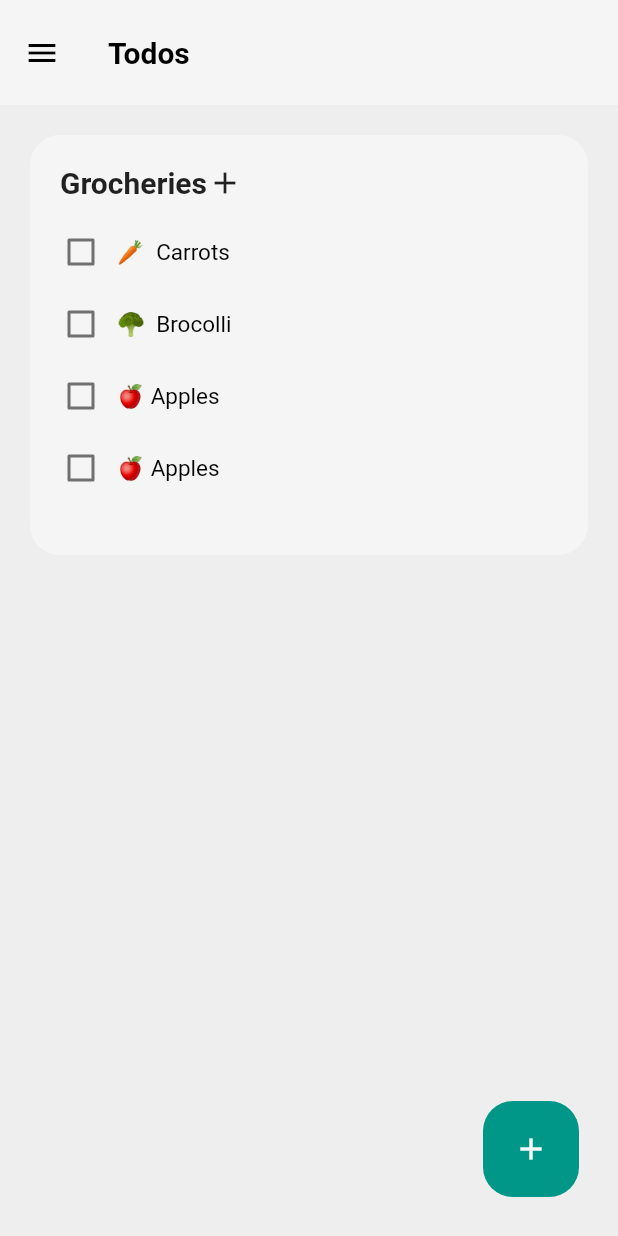
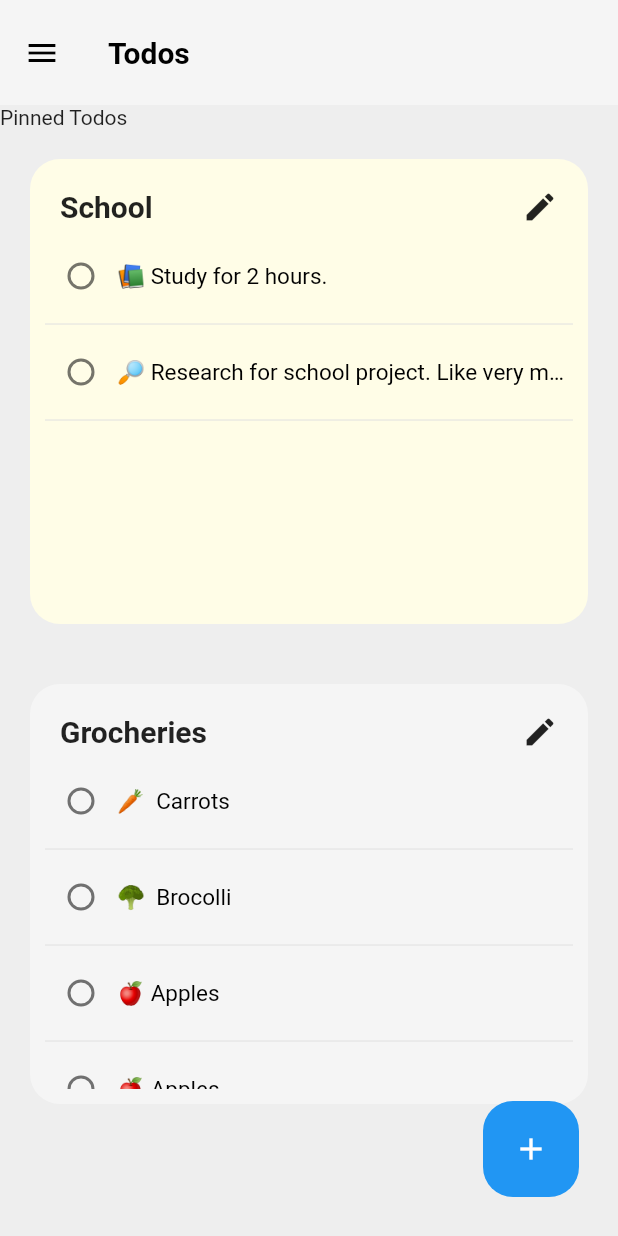
Before and after one commit to Alt-Developers/Todos, a Flutter app: the screen it shows after launch, on a phone screen of 412 x 824 dp. Run offline on Flutter 3.47's test engine with Material 2 defaults, Android fonts, the phone set to English and light mode, and no system bars; drawn by our look-alikes of card_swiper; our stand-ins replace flutter_slidable, vibration.

Commit message:
Todos | v1 Development 19/4/2022

```diff
--- a/lib/main.dart
+++ b/lib/main.dart
@@ -2,8 +2,11 @@
 import 'package:flutter/material.dart';
 import "./widgets/TodoList.dart";
 import "./widgets/NewTodo.dart";
+import 'package:card_swiper/card_swiper.dart';
 
 void main() => runApp(MyApp());
+
+final ThemeData theme = ThemeData();
 
 class MyApp extends StatelessWidget {
   const MyApp({Key? key}) : super(key: key);
@@ -12,6 +15,16 @@ class MyApp extends StatelessWidget {
   Widget build(BuildContext context) {
     return MaterialApp(
       title: 'Todo App',
+      theme: ThemeData.from(
+        colorScheme: const ColorScheme.light(),
+      ).copyWith(
+        colorScheme: theme.colorScheme.copyWith(secondary: Colors.blue),
+        pageTransitionsTheme: const PageTransitionsTheme(
+          builders: <TargetPlatform, PageTransitionsBuilder>{
+            TargetPlatform.android: ZoomPageTransitionsBuilder(),
+          },
+        ),
+      ),
       home: MyHomePage(),
     );
   }
@@ -24,6 +37,32 @@ class MyHomePage extends StatelessWidget {
     {"name": "🥦  Brocolli"},
     {"name": "🍎 Apples"},
     {"name": "🍎 Apples"},
+  ];
+  final _pinnedTodos = [
+    {
+      "listName": "School",
+      "color": Colors.yellow[50],
+      "listItems": [
+        {"name": "📚 Study for 2 hours."},
+        {"name": "🔎 Research for school project. Like very much"},
+      ],
+    },
+    {
+      "listName": "Grocheries",
+      "color": Colors.blue[50],
+      "listItems": [
+        {"name": "🥕  Carrots"},
+        {"name": "🥦  Brocolli"},
+        {"name": "🍎 Apples"},
+        {"name": "🍎 Apples"},
+        {"name": "🍊 Oranges"},
+        {"name": "🥕  Carrots"},
+        {"name": "🥦  Brocolli"},
+        {"name": "🍎 Apples"},
+        {"name": "🍎 Apples"},
+        {"name": "🍊 Oranges"},
+      ],
+    }
   ];
 
   void _addNewTodo(BuildContext context) {
@@ -66,7 +105,30 @@ class MyHomePage extends StatelessWidget {
         child: Column(
           crossAxisAlignment: CrossAxisAlignment.start,
           children: <Widget>[
-            TodoList(todos: _todos, listName: "Grocheries",),
+            Text("Pinned Todos"),
+            SizedBox(
+              height: 350,
+              width: 800,
+              child: Swiper(
+                itemBuilder: (BuildContext context, int index) {
+                  return TodoList(
+                    todos: _pinnedTodos[index]["listItems"] as List,
+                    listName: _pinnedTodos[index]["listName"] as String,
+                    color: _pinnedTodos[index]["color"] as Color,
+                  );
+                },
+                itemCount: _pinnedTodos.length,
+                itemWidth: 700,
+                itemHeight: 300,
+                // pagination: SwiperPagination(),
+                // viewportFraction: 0.95,
+                loop: false,
+              ),
+            ),
+            TodoList(
+              todos: _todos,
+              listName: "Grocheries",
+            ),
           ],
         ),
       ),
@@ -76,7 +138,9 @@ class MyHomePage extends StatelessWidget {
           margin: EdgeInsets.all(10),
           child: Container(
             decoration: BoxDecoration(
-                color: Colors.teal, borderRadius: BorderRadius.circular(20)),
+              color: Colors.blue,
+              borderRadius: BorderRadius.circular(20),
+            ),
             padding: EdgeInsets.all(20),
             child: Icon(Icons.add, color: Colors.white),
           ),
--- a/lib/widgets/Todo.dart
+++ b/lib/widgets/Todo.dart
@@ -1,4 +1,6 @@
 import "package:flutter/material.dart";
+import 'package:vibration/vibration.dart';
+import 'package:flutter_slidable/flutter_slidable.dart';
 
 class Todo extends StatefulWidget {
   final String todoText;
@@ -12,6 +14,15 @@ class _TodoState extends State<Todo> {
   bool isChecked = false;
 
   @override
+  void initState() {
+    super.initState();
+  }
+
+  void doNothing(BuildContext context) {
+    return;
+  }
+
+  @override
   Widget build(BuildContext context) {
     return SizedBox(
       width: double.infinity,
@@ -20,19 +31,54 @@ class _TodoState extends State<Todo> {
         crossAxisAlignment: CrossAxisAlignment.center,
         children: [
           Checkbox(
+            checkColor: Colors.white,
+            shape: const CircleBorder(),
+            activeColor: Colors.blue,
             value: isChecked,
+            hoverColor: Colors.indigo,
             onChanged: (value) {
               setState(() {
                 isChecked = value as bool;
+                Vibration.vibrate(amplitude: 30, duration: 50);
               });
             },
           ),
-          Text(
-            widget.todoText,
-            style: TextStyle(color: Colors.black, fontSize: 15),
+          // Slidable(
+          //   // Specify a key if the Slidable is dismissible.
+          //   key: const ValueKey(0),
+
+          //   // The end action pane is the one at the right or the bottom side.
+          //   endActionPane: ActionPane(
+          //     motion: ScrollMotion(),
+          //     children: [
+          //       SlidableAction(
+          //         // An action can be bigger than the others.
+          //         flex: 2,
+          //         onPressed: doNothing,
+          //         backgroundColor: Color(0xFF7BC043),
+          //         foregroundColor: Colors.white,
+          //         icon: Icons.archive,
+          //         label: 'Archive',
+          //       ),
+          //     ],
+          //   ),
+
+          //   // The child of the Slidable is what the user sees when the
+          //   // component is not dragged.
+          //   child: const ListTile(title: Text('Slide me')),
+          // ),
+          Expanded(
+            child: Text(
+              widget.todoText,
+              maxLines: 1,
+              overflow: TextOverflow.ellipsis,
+              style: const TextStyle(color: Colors.black, fontSize: 15),
+            ),
           ),
         ],
       ),
     );
   }
 }
+
+void doNothing(BuildContext context) {}
--- a/lib/widgets/TodoList.dart
+++ b/lib/widgets/TodoList.dart
@@ -1,11 +1,14 @@
 import "package:flutter/material.dart";
+import 'package:todos/pages/TodoPage.dart';
+// import "NewTodo.dart";
 import "./Todo.dart";
 
 class TodoList extends StatelessWidget {
   final List todos;
   final String listName;
+  final Color? color;
 
-  const TodoList({Key? key, required this.todos, required this.listName})
+  TodoList({Key? key, required this.todos, required this.listName, this.color})
       : super(key: key);
 
   @override
@@ -14,8 +17,10 @@ class TodoList extends StatelessWidget {
       height: todos.length >= 10 ? 300 : todos.length * 70,
       margin: const EdgeInsets.all(20),
       padding: const EdgeInsets.all(10),
+      width: 800,
       decoration: BoxDecoration(
-          borderRadius: BorderRadius.circular(20), color: Colors.grey[100]),
+          borderRadius: BorderRadius.circular(20),
+          color: color ?? Colors.grey[100]),
       child: ListView.builder(
         itemCount: todos.isEmpty ? 1 : todos.length + 1,
         itemBuilder: (ctx, index) {
@@ -23,6 +28,7 @@ class TodoList extends StatelessWidget {
             return Container(
               padding: const EdgeInsets.all(10),
               child: Row(
+                mainAxisAlignment: MainAxisAlignment.spaceBetween,
                 children: [
                   Text(
                     listName,
@@ -30,19 +36,33 @@ class TodoList extends StatelessWidget {
                         fontWeight: FontWeight.bold, fontSize: 20),
                   ),
                   GestureDetector(
-                    onTap: () {},
-                    child: const Icon(Icons.add),
-                  )
+                    onTap: () {
+                      Navigator.push(
+                        context,
+                        MaterialPageRoute(
+                          builder: (context) => TodoPage(
+                            listName: listName,
+                            color: color,
+                            todos: todos,
+                          ),
+                        ),
+                      );
+                    },
+                    child: const Icon(Icons.edit),
+                  ),
                 ],
               ),
             );
           }
           index -= 1;
-          return Column(children: [
-            Todo(
-              todoText: todos[index]["name"] as String,
-            ),
-          ]);
+          return Expanded(
+            child: Column(children: [
+              Todo(
+                todoText: todos[index]["name"] as String,
+              ),
+              Divider(color: Colors.grey[300])
+            ]),
+          );
         },
       ),
     );
--- a/pubspec.yaml
+++ b/pubspec.yaml
@@ -30,11 +30,14 @@ dependencies:
   flutter:
     sdk: flutter
   http: ^0.13.4
-
+  card_swiper : ^2.0.3
+  vibration: ^1.7.4-nullsafety.0
 
   # The following adds the Cupertino Icons font to your application.
   # Use with the CupertinoIcons class for iOS style icons.
   cupertino_icons: ^1.0.2
+  animations: ^2.0.2
+  flutter_slidable: ^1.2.0
 
 dev_dependencies:
   flutter_test:
```
Also changed, not shown: lib/pages/TodoPage.dart (added, +44 -0 lines), pubspec.lock, 1 other file.
